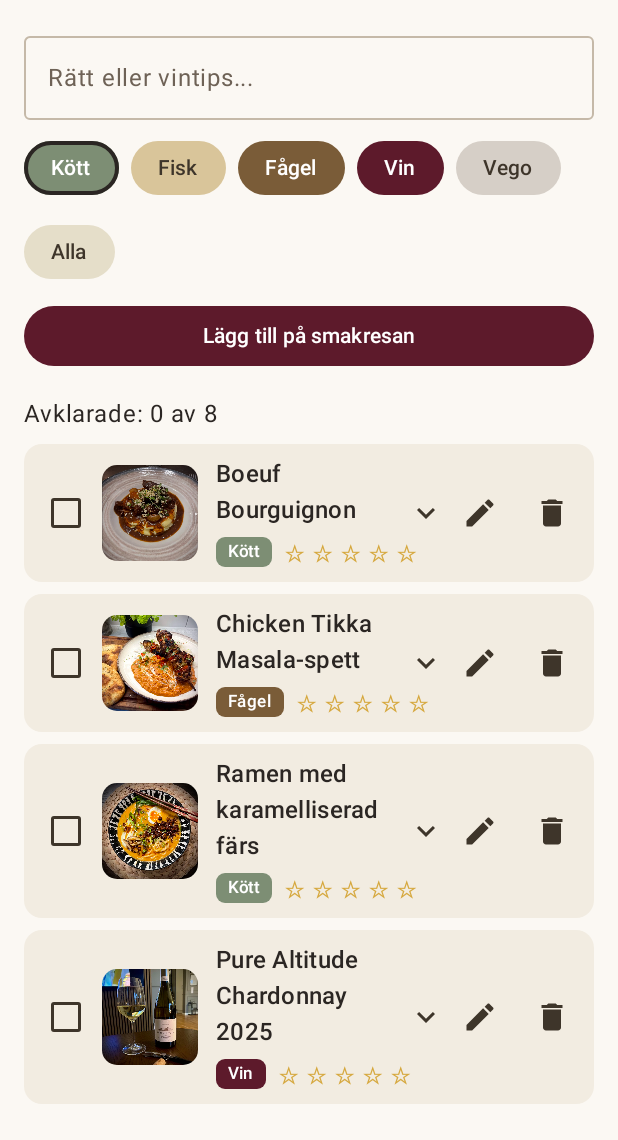
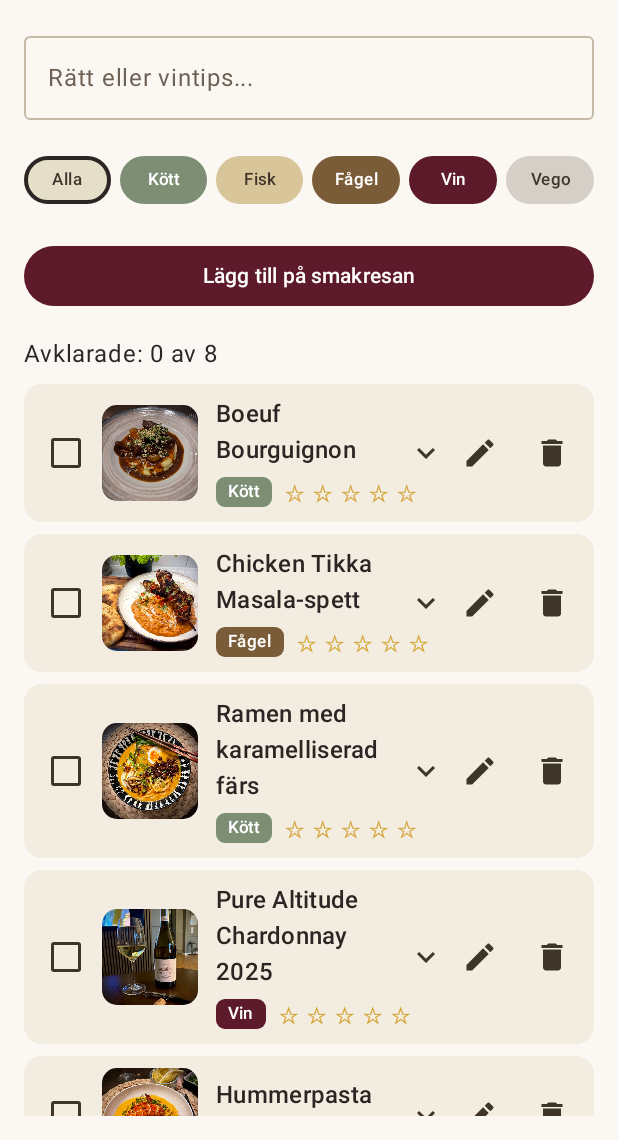
Before and after one commit to Patrikheden/Patriks.smakresa, an Android app built with Jetpack Compose: the screen it shows after launch (MainActivity), on a phone screen of 412 x 824 dp, the part 96-1236 px from its top. Run offline under Robolectric (Android 15) with nearby library versions, the phone set to English and light mode, and no system bars.

Commit message:
Centrerat kategoriknapparna

```diff
--- a/app/src/main/java/com/example/patrikssmakresa/MainActivity.kt
+++ b/app/src/main/java/com/example/patrikssmakresa/MainActivity.kt
@@ -135,8 +135,8 @@ class MainActivity : ComponentActivity() {
 @Composable
 fun Greeting(modifier: Modifier = Modifier, viewModel: RecipeViewModel = viewModel()) {
     var titleInput by remember { mutableStateOf("") }
-    val categories = listOf("Kött", "Fisk", "Fågel", "Vin", "Vego", "Alla")
-    var selectedCategory by remember { mutableStateOf("Kött") }
+    val categories = listOf("Alla", "Kött", "Fisk", "Fågel", "Vin", "Vego")
+    var selectedCategory by remember { mutableStateOf("Alla") }
     val recipes by viewModel.recipes.collectAsState()
     var editingRecipe by remember { mutableStateOf<RecipeItem?>(null) }
     var editTitleInput by remember { mutableStateOf("") }
@@ -154,16 +154,19 @@ fun Greeting(modifier: Modifier = Modifier, viewModel: RecipeViewModel = viewMod
 
         Spacer(modifier = Modifier.height(8.dp))
 
-        FlowRow(
-            horizontalArrangement = Arrangement.spacedBy(8.dp),
-            verticalArrangement = Arrangement.spacedBy(8.dp),
-            modifier = Modifier.fillMaxWidth()
+        Row(
+            modifier = Modifier
+                .fillMaxWidth()
+                .padding(vertical = 8.dp),
+            horizontalArrangement = Arrangement.spacedBy(6.dp),
+            verticalAlignment = Alignment.CenterVertically
         ) {
             categories.forEach { category ->
                 val isSelected = selectedCategory == category
                 val (bgColor, textColor) = getCategoryColors(category)
 
                 Surface(
+                    modifier = Modifier.weight(1f),
                     onClick = { selectedCategory = category },
                     shape = CircleShape,
                     color = bgColor,
@@ -174,8 +177,13 @@ fun Greeting(modifier: Modifier = Modifier, viewModel: RecipeViewModel = viewMod
                     Text(
                         text = category,
                         color = textColor,
-                        style = MaterialTheme.typography.labelLarge,
-                        modifier = Modifier.padding(horizontal = 18.dp, vertical = 8.dp)
+                        style = MaterialTheme.typography.labelSmall,
+                        maxLines = 1,
+                        softWrap = false,
+                        textAlign = androidx.compose.ui.text.style.TextAlign.Center,
+                        modifier = Modifier
+                            .fillMaxWidth()
+                            .padding(vertical = 8.dp)
                     )
                 }
             }
@@ -220,7 +228,12 @@ fun Greeting(modifier: Modifier = Modifier, viewModel: RecipeViewModel = viewMod
             LazyColumn(
                 verticalArrangement = Arrangement.spacedBy(8.dp)
             ) {
-                items(recipes, key = { it.id }) { recipe ->
+                items(
+                    recipes.filter { recipe ->
+                        selectedCategory == "Alla" || recipe.category == selectedCategory
+                    },
+                    key = { it.id }
+                ) { recipe ->
                     var isExpanded by remember { mutableStateOf(false) }
 
                     Card(
```
